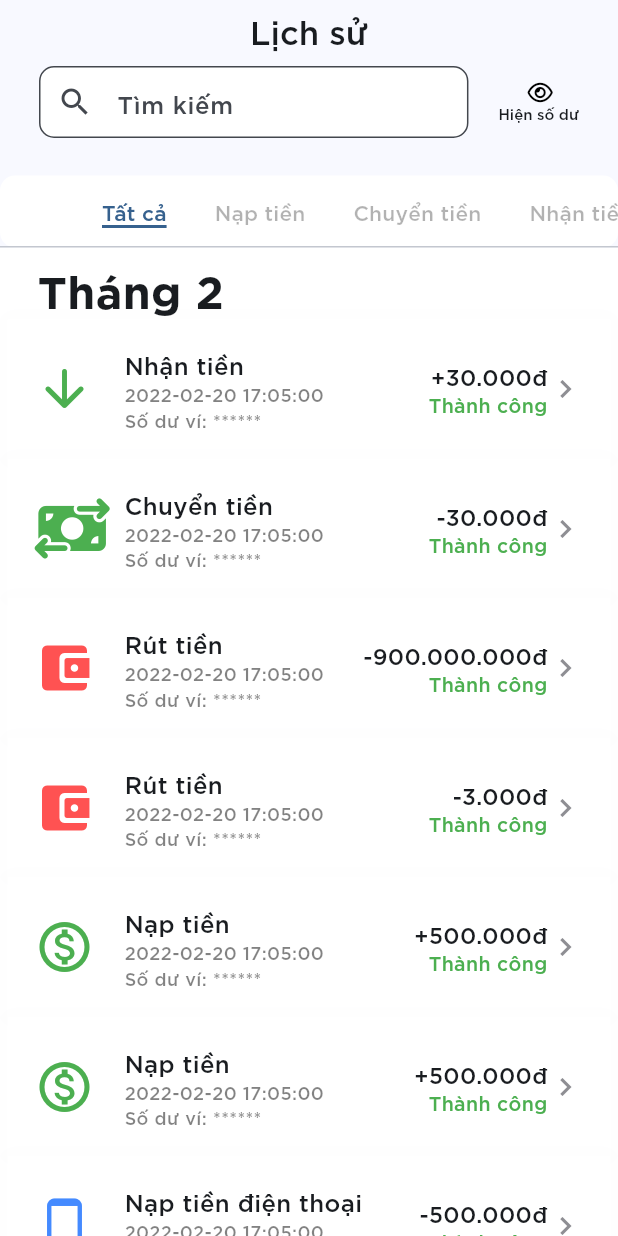
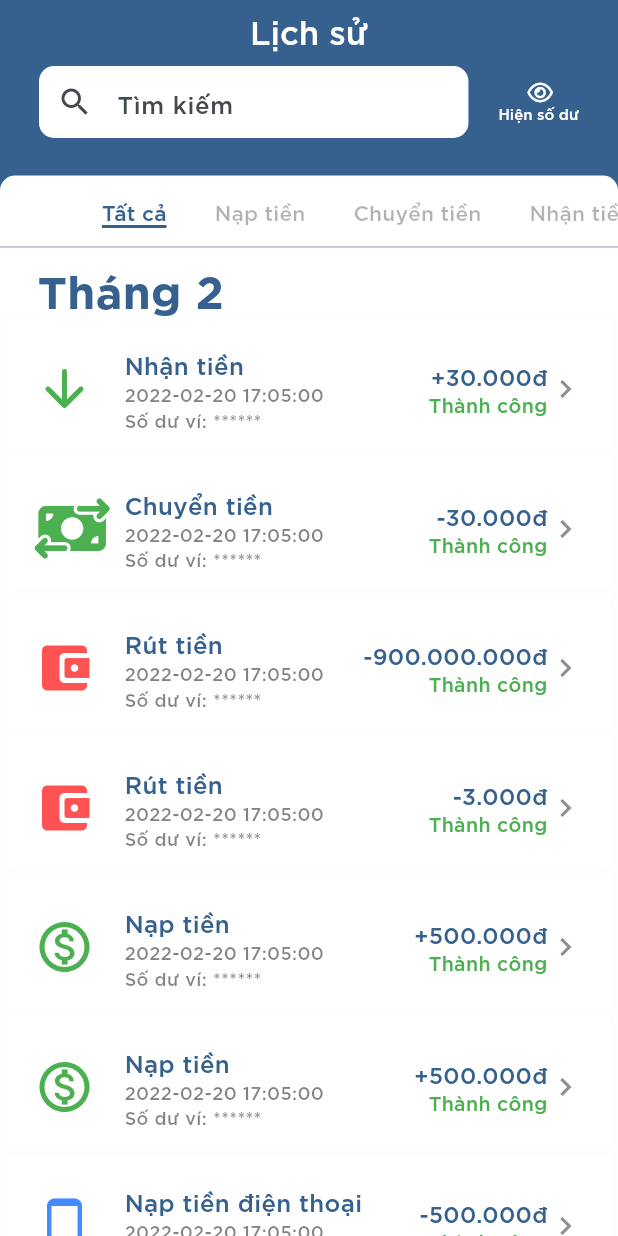
Before and after one commit to hiepchau/EwalletFlutterUI, a Flutter app: the HistoryPage screen opened directly, on a phone screen of 412 x 824 dp. Run offline on Flutter 3.47's test engine with Material 2 defaults, Android fonts, the phone set to English and light mode, and no system bars; our stand-ins replace animated_bottom_navigation_bar, expandable_page_view, flutter_font_icons, font_awesome_flutter, qr_flutter; missing offline and left inert: barcode_scan2; network calls fail.

Commit message:
update responsive

```diff
--- a/lib/pages/history_page.dart
+++ b/lib/pages/history_page.dart
@@ -24,7 +24,9 @@ class _HistoryPage extends State<HistoryPage> {
         child: Scaffold(
           appBar: AppBar(
             toolbarHeight: 130,
+            backgroundColor: primary,
             automaticallyImplyLeading: false,
+            shadowColor: grey,
             title: getAppBar(context),
             bottom: PreferredSize(
               preferredSize: const Size.fromHeight(35),
@@ -40,9 +42,7 @@ class _HistoryPage extends State<HistoryPage> {
         height: 48,
         decoration: const BoxDecoration(
             color: white,
-            borderRadius: BorderRadius.horizontal(
-                left: Radius.circular(10), right: Radius.circular(10))
-            //border: Border(bottom: BorderSide(width: 1, color: Colors.grey))
+            borderRadius: BorderRadius.vertical(top: Radius.circular(10))
             ),
         child: TabBar(
             isScrollable: true,
@@ -67,7 +67,7 @@ class _HistoryPage extends State<HistoryPage> {
       height: 125,
       width: MediaQuery.of(context).size.width,
       child: Column(children: [
-        const Text("Lịch sử"),
+        Text("Lịch sử", style: TextStyle(color: onPrimary),),
         const SizedBox(height: 10),
         ConstrainedBox(
             constraints: BoxConstraints(
@@ -78,14 +78,16 @@ class _HistoryPage extends State<HistoryPage> {
               Expanded(
                   child: TextFormField(
                 decoration: InputDecoration(
-                  focusColor: ColorScheme.fromSeed(seedColor: Colors.blue).primary,
+                  hoverColor: primaryContainer,
+                  focusColor: primary,
                   filled: true,
                   fillColor: Colors.white,
-                  prefixIcon: Icon(Icons.search),
+                  prefixIcon: const Icon(Icons.search),
                   contentPadding:
-                      EdgeInsets.symmetric(vertical: 10, horizontal: 15),
+                      const EdgeInsets.symmetric(vertical: 10, horizontal: 15),
                   hintText: "Tìm kiếm",
-                  border: OutlineInputBorder(
+                  border: const OutlineInputBorder(
+                      borderSide: BorderSide.none,
                       borderRadius: BorderRadius.all(Radius.circular(10))),
                 ),
               )),
@@ -100,13 +102,14 @@ class _HistoryPage extends State<HistoryPage> {
                         ? FontAwesomeIcons.eye
                         : FontAwesomeIcons.eyeSlash,
                     size: 15.0,
-                    color: Colors.black,
+                    color: onPrimary,
                   ),
                 ),
                 Text(
                   obscureText ? "Hiện số dư" : "Ẩn số dư",
                   style: TextStyle(
                     fontSize: 10,
+                    color: onPrimary
                   ),
                 )
               ])
@@ -116,14 +119,23 @@ class _HistoryPage extends State<HistoryPage> {
   }
 
   Widget getBody() {
-    return TabBarView(children: [
+    return Center(
+      child: ConstrainedBox(
+        constraints: BoxConstraints(
+          minWidth: MediaQuery.of(context).size.width < 900 ? MediaQuery.of(context).size.width : MediaQuery.of(context).size.width /2,
+          maxWidth: MediaQuery.of(context).size.width >= 900 ? MediaQuery.of(context).size.width /2 : MediaQuery.of(context).size.width
+          ),
+
+        child:
+      TabBarView(children: [
         everythingHistoryScreen(),
         depositHistoryScreen(),
         transferistoryScreen(),
         receiveHistoryScreen(),
         mobileHistoryScreen(),
         withdrawHistoryScreen(),
-    ]);
+      ])),
+    );
   }
 
   Widget everythingHistoryScreen() {
@@ -141,8 +153,9 @@ class _HistoryPage extends State<HistoryPage> {
             padding: const EdgeInsets.only(left: 20),
             child: Text(
               "Tháng $temp",
-              style: const TextStyle(
+              style: TextStyle(
                   fontSize: 30,
+                  color: primary,
                   fontFamily: 'SVN-Gotham',
                   fontWeight: FontWeight.w700),
             )));
--- a/lib/pages/widgets/history_widget.dart
+++ b/lib/pages/widgets/history_widget.dart
@@ -70,9 +70,11 @@ class _HistoryWidget extends State<HistoryWidget> {
                           Text(
                             widget.title,
                             textAlign: TextAlign.start,
-                            style: const TextStyle(
+                            style: TextStyle(
                                 fontSize: kIsWeb ? 18 : 16,
-                                fontFamily: 'SVN-Gotham'),
+                                fontFamily: 'SVN-Gotham',
+                                color: primary
+                                ),
                           ),
                           Text(
                             widget.time,
@@ -102,9 +104,10 @@ class _HistoryWidget extends State<HistoryWidget> {
                         children: [
                           Text(
                             widget.amount,
-                            style: const TextStyle(
+                            style: TextStyle(
                                 fontSize: kIsWeb ? 18 : 15,
-                                fontFamily: 'SVN-Gotham'),
+                                fontFamily: 'SVN-Gotham',
+                                color: primary),
                           ),
                           const Text(
                             "Thành công",
```
Also changed, not shown: lib/pages/account_page.dart (+17 -11 lines), lib/pages/widgets/sign_in.dart (+7 -7 lines), lib/pages/widgets/sign_up.dart (+21 -9 lines), lib/style/color.dart (+7 -3 lines). Lines whose indentation alone changed are shown as unchanged.
